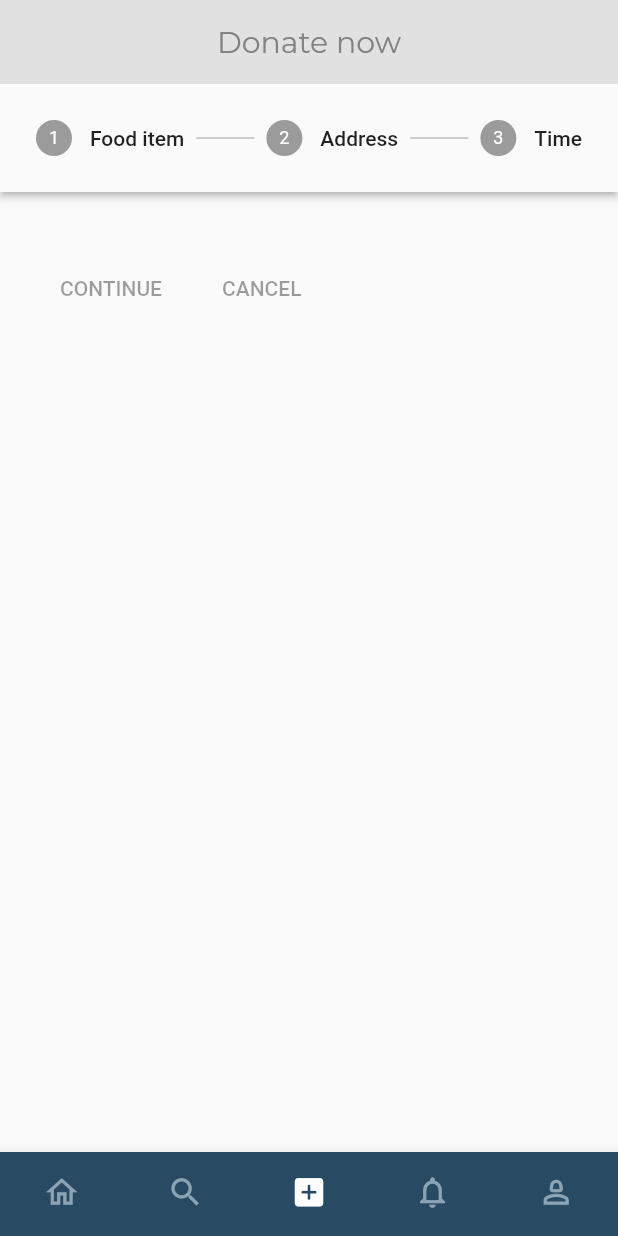
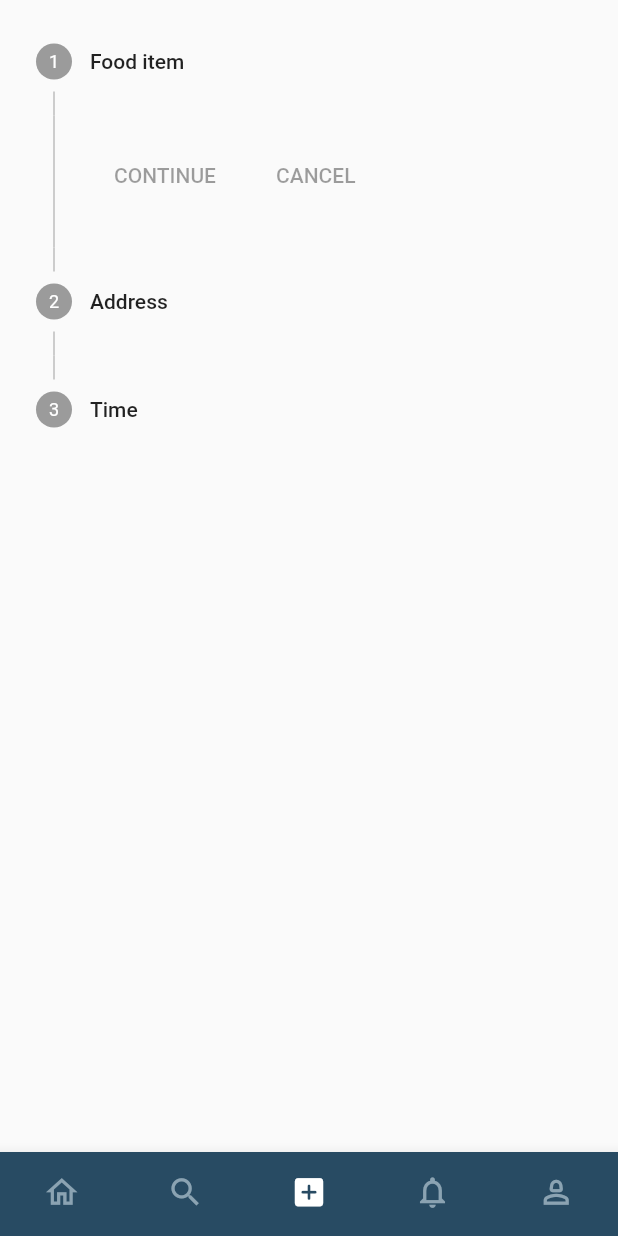
Before and after one commit to sreedharshm/FoodShare, a Flutter app: the screen it shows after launch, item 3 of the bottom bar chosen, on a phone screen of 412 x 824 dp. Run offline on Flutter 3.47's test engine with Material 2 defaults, Android fonts, the phone set to English and light mode, and no system bars; our stand-ins replace firebase_auth, firebase_core, google_fonts, line_awesome_flutter, percent_indicator; accounts and stored records are empty.

Commit message:
add_screen

```diff
--- a/lib/view/add_screen.dart
+++ b/lib/view/add_screen.dart
@@ -19,16 +19,17 @@ class Add extends StatelessWidget {
     return Scaffold(
         appBar: AppBar(
           shadowColor: Colors.transparent,
-          backgroundColor: tdGrey,
-          centerTitle: true,
-          titleTextStyle: GoogleFonts.montserrat(
-              color: const Color.fromARGB(255, 130, 130, 130),
-              fontSize: 20,
-              fontWeight: FontWeight.normal),
-          title: const Text("Donate now"),
+          backgroundColor: Colors.transparent,
+          toolbarHeight: 5,
+          // centerTitle: true,
+          // titleTextStyle: GoogleFonts.montserrat(
+          //     color: const Color.fromARGB(255, 130, 130, 130),
+          //     fontSize: 20,
+          //     fontWeight: FontWeight.normal),
+          // title: const Text("Donate now"),
         ),
         body: Stepper(
-          type: StepperType.horizontal,
+          type: StepperType.vertical,
           steps: getSteps(),
         ));
   }
```
